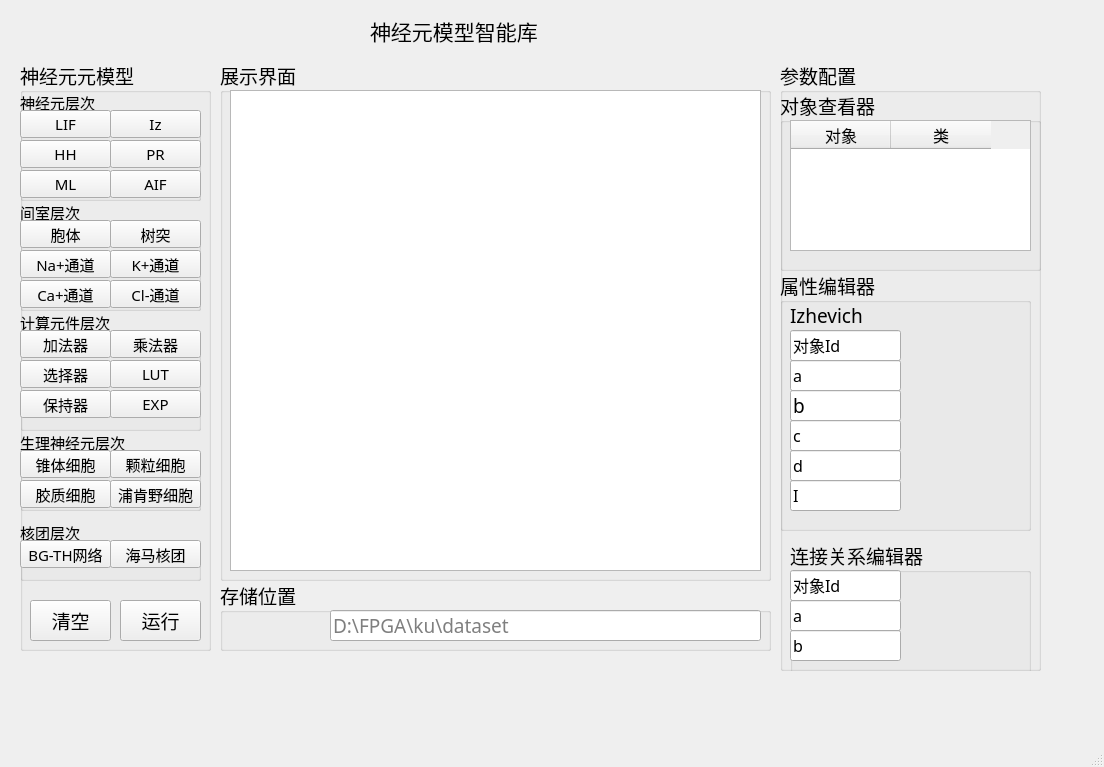
Qt form UI/DDNA.ui (jingxuantju/Neurondatabase) before a commit.
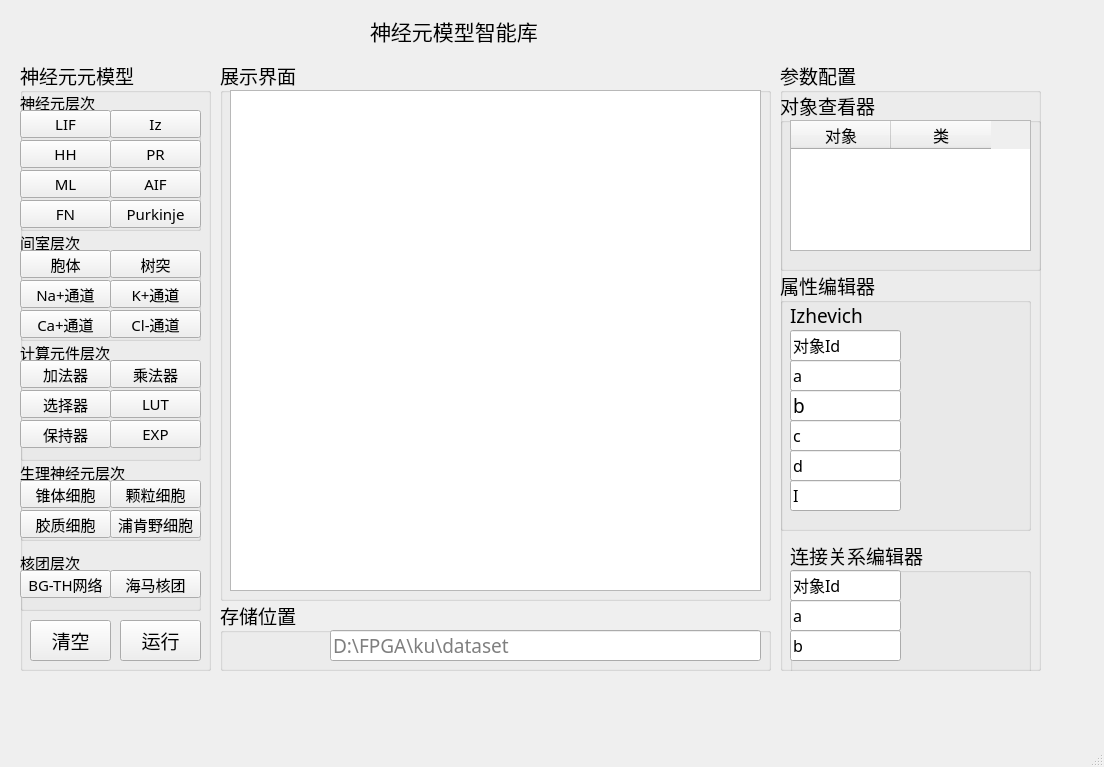
The same form after that commit.

```diff
--- a/UI/DDNA.ui
+++ b/UI/DDNA.ui
@@ -20,7 +20,7 @@
       <x>20</x>
       <y>60</y>
       <width>191</width>
-      <height>591</height>
+      <height>611</height>
      </rect>
     </property>
     <property name="font">
@@ -38,7 +38,7 @@
        <x>0</x>
        <y>30</y>
        <width>181</width>
-       <height>111</height>
+       <height>141</height>
       </rect>
      </property>
      <property name="font">
@@ -137,12 +137,44 @@
        <string>ML</string>
       </property>
      </widget>
+     <widget class="QPushButton" name="EIFButton_2">
+      <property name="enabled">
+       <bool>true</bool>
+      </property>
+      <property name="geometry">
+       <rect>
+        <x>0</x>
+        <y>110</y>
+        <width>91</width>
+        <height>28</height>
+       </rect>
+      </property>
+      <property name="text">
+       <string>FN</string>
+      </property>
+     </widget>
+     <widget class="QPushButton" name="EIFButton_3">
+      <property name="enabled">
+       <bool>true</bool>
+      </property>
+      <property name="geometry">
+       <rect>
+        <x>90</x>
+        <y>110</y>
+        <width>91</width>
+        <height>28</height>
+       </rect>
+      </property>
+      <property name="text">
+       <string>Purkinje</string>
+      </property>
+     </widget>
     </widget>
     <widget class="QGroupBox" name="groupBox_4">
      <property name="geometry">
       <rect>
        <x>0</x>
-       <y>140</y>
+       <y>170</y>
        <width>181</width>
        <height>111</height>
       </rect>
@@ -257,7 +289,7 @@
      <property name="geometry">
       <rect>
        <x>0</x>
-       <y>250</y>
+       <y>280</y>
        <width>181</width>
        <height>121</height>
       </rect>
@@ -372,7 +404,7 @@
      <property name="geometry">
       <rect>
        <x>100</x>
-       <y>540</y>
+       <y>560</y>
        <width>81</width>
        <height>41</height>
       </rect>
@@ -385,7 +417,7 @@
      <property name="geometry">
       <rect>
        <x>0</x>
-       <y>370</y>
+       <y>400</y>
        <width>181</width>
        <height>81</height>
       </rect>
@@ -459,7 +491,7 @@
      <property name="geometry">
       <rect>
        <x>10</x>
-       <y>540</y>
+       <y>560</y>
        <width>81</width>
        <height>41</height>
       </rect>
@@ -472,7 +504,7 @@
      <property name="geometry">
       <rect>
        <x>0</x>
-       <y>460</y>
+       <y>490</y>
        <width>181</width>
        <height>61</height>
       </rect>
@@ -979,7 +1011,7 @@
     <property name="geometry">
      <rect>
       <x>220</x>
-      <y>580</y>
+      <y>600</y>
       <width>551</width>
       <height>71</height>
      </rect>
@@ -1032,7 +1064,7 @@
       <x>220</x>
       <y>60</y>
       <width>551</width>
-      <height>521</height>
+      <height>541</height>
      </rect>
     </property>
     <property name="font">
@@ -1050,7 +1082,7 @@
        <x>10</x>
        <y>30</y>
        <width>531</width>
-       <height>481</height>
+       <height>501</height>
       </rect>
      </property>
     </widget>
```
Left out of the diff: 2 changed lines with no effect on the pictures.
